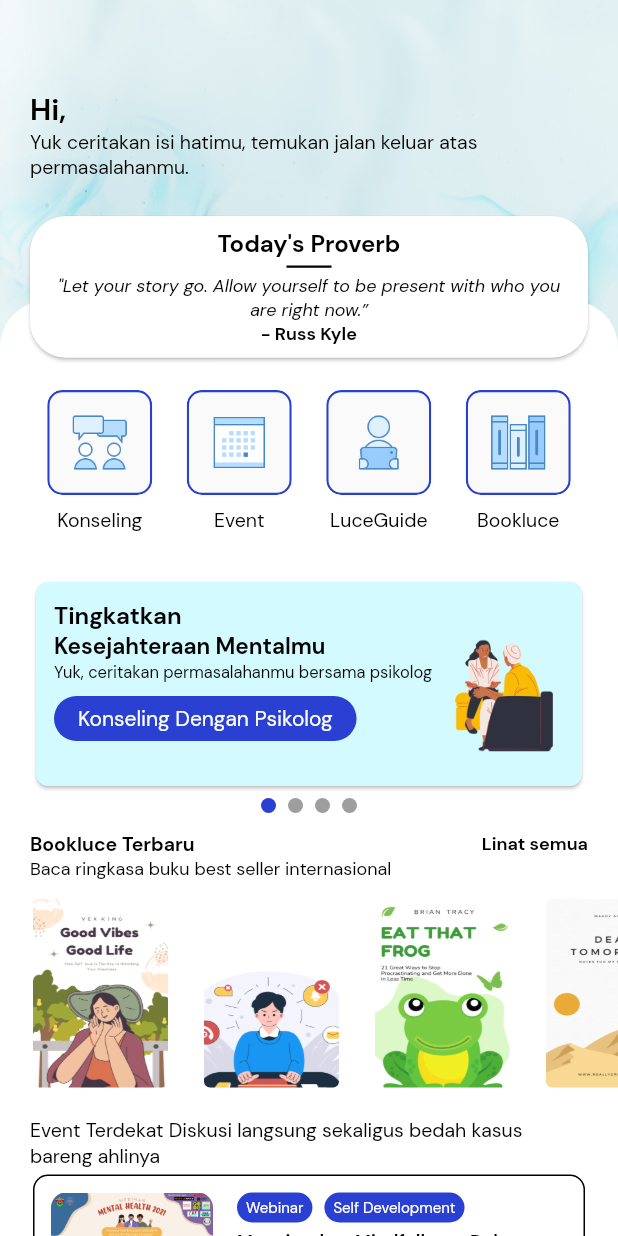
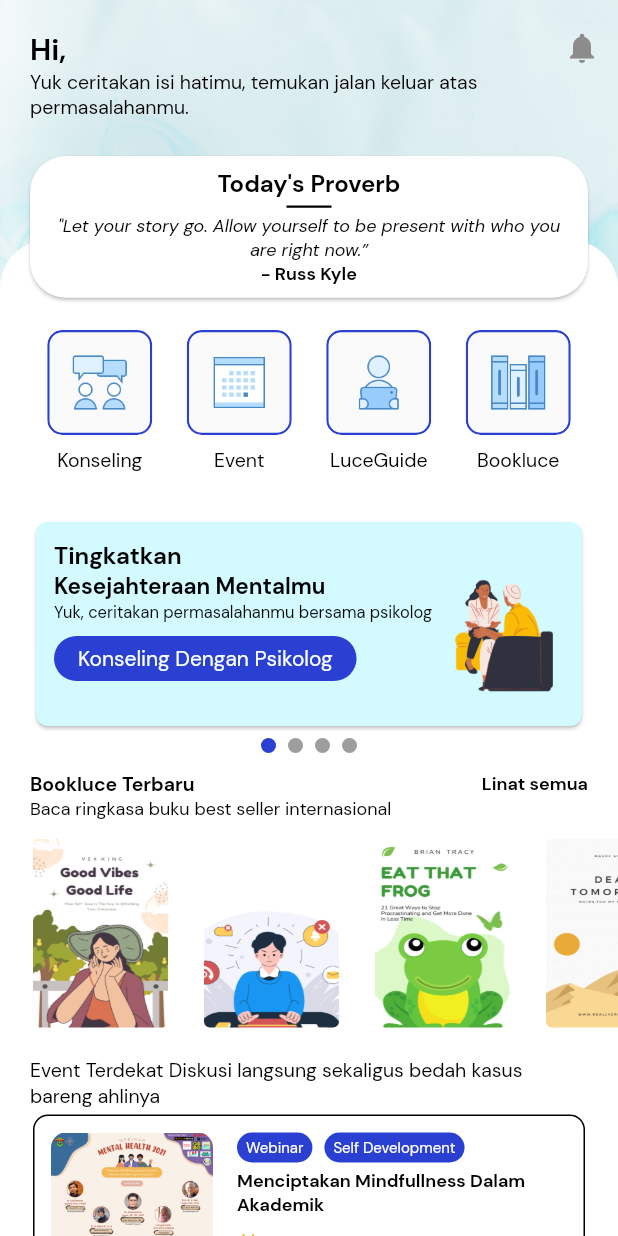
Before and after one commit to inyong1/lucely, a Flutter app: the HomeTabView screen opened directly, on a phone screen of 412 x 824 dp. Run offline on Flutter 3.47's test engine with Material 2 defaults, Android fonts, the light colour scheme and no system bars; our stand-ins replace get, get_storage; accounts and stored records are empty.

Commit message:
notificaton page

```diff
--- a/lib/app/modules/main/views/tabs/home_tab_view.dart
+++ b/lib/app/modules/main/views/tabs/home_tab_view.dart
@@ -1,6 +1,7 @@
 import 'package:flutter/material.dart';
 
 import 'package:get/get.dart';
+import 'package:lucely/app/constant/app_color.dart';
 import 'package:lucely/app/modules/main/views/tabs/widgets/bookluce_grid.dart';
 import 'package:lucely/app/modules/main/views/tabs/widgets/event_slider.dart';
 import 'package:lucely/app/modules/main/views/tabs/widgets/greeting_widget.dart';
@@ -10,6 +11,7 @@ import 'package:lucely/app/modules/main/views/tabs/widgets/proverb_card_widget.d
 import 'package:lucely/app/modules/main/views/tabs/widgets/konseling_slider.dart';
 import 'package:lucely/extensions/num_ext.dart';
 
+import '../../../../routes/app_pages.dart';
 import '../../controllers/home_controller.dart';
 
 class HomeTabView extends GetView<HomeController> {
@@ -22,13 +24,16 @@ class HomeTabView extends GetView<HomeController> {
         fit: StackFit.expand,
         children: [
           Image.asset("assets/images/bgblue.jpg", fit: BoxFit.fill),
-          const Padding(
-            padding: EdgeInsets.only(top: 60, left: 20, right: 20),
+          const SafeArea(
+            child: Padding(
+              padding: EdgeInsets.only(top: 20, left: 20, right: 20),
               child: GreetingWidget(),
             ),
-          SingleChildScrollView(
+          ),
+          SafeArea(
+            child: SingleChildScrollView(
               physics: const BouncingScrollPhysics(),
-            padding: const EdgeInsets.only(top: 140),
+              padding: const EdgeInsets.only(top: 100),
               child: Column(
                 mainAxisSize: MainAxisSize.min,
                 crossAxisAlignment: CrossAxisAlignment.stretch,
@@ -61,7 +66,7 @@ class HomeTabView extends GetView<HomeController> {
                       padding: const EdgeInsets.symmetric(vertical: 10),
                       child: Column(
                         crossAxisAlignment: CrossAxisAlignment.stretch,
-                      children:   [
+                        children: [
                           const MenuGridWidget(),
                           const KonselingSlider(),
                           const BookluceGrid(),
@@ -73,8 +78,26 @@ class HomeTabView extends GetView<HomeController> {
                       ),
                     ),
                   ),
-
                 ],
+              ),
+            ),
+          ),
+          SafeArea(
+            child: Align(
+              alignment: Alignment.topRight,
+              child: Material(
+                color: Colors.transparent,
+                child: Padding(
+                  padding: const EdgeInsets.only(top: 8.0),
+                  child: IconButton(
+                    onPressed: () =>Get.toNamed(Routes.NOTIFICATION),
+                    icon: const Icon(
+                      Icons.notifications,
+                      color: AppColor.darkGrey,
+                    ),
+                  ),
+                ),
+              ),
             ),
           ),
         ],
--- a/lib/app/routes/app_routes.dart
+++ b/lib/app/routes/app_routes.dart
@@ -7,6 +7,7 @@ abstract class Routes {
   static const LOGIN = _Paths.LOGIN;
   static const REGISTER = _Paths.REGISTER;
   static const INTRO = _Paths.INTRO;
+  static const NOTIFICATION = _Paths.NOTIFICATION;
 }
 
 abstract class _Paths {
@@ -15,4 +16,5 @@ abstract class _Paths {
   static const LOGIN = '/login';
   static const REGISTER = '/register';
   static const INTRO = '/intro';
+  static const NOTIFICATION = '/notification';
 }
--- a/lib/main.dart
+++ b/lib/main.dart
@@ -26,6 +26,7 @@ void main() async {
       theme: AppThemes.light,
       themeMode: ThemeMode.light,
       darkTheme: AppThemes.light,
+      debugShowCheckedModeBanner: false,
     ),
   );
 }
```
Also changed, not shown: lib/app/data/models/user/user_repository_impl.dart (+5 -7 lines), lib/app/modules/notification/bindings/notification_binding.dart (added, +12 -0 lines), lib/app/modules/notification/controllers/notification_controller.dart (added, +23 -0 lines), lib/app/modules/notification/views/notification_view.dart (added, +69 -0 lines), lib/app/routes/app_pages.dart (+7 -0 lines). Lines whose indentation alone changed are shown as unchanged.
